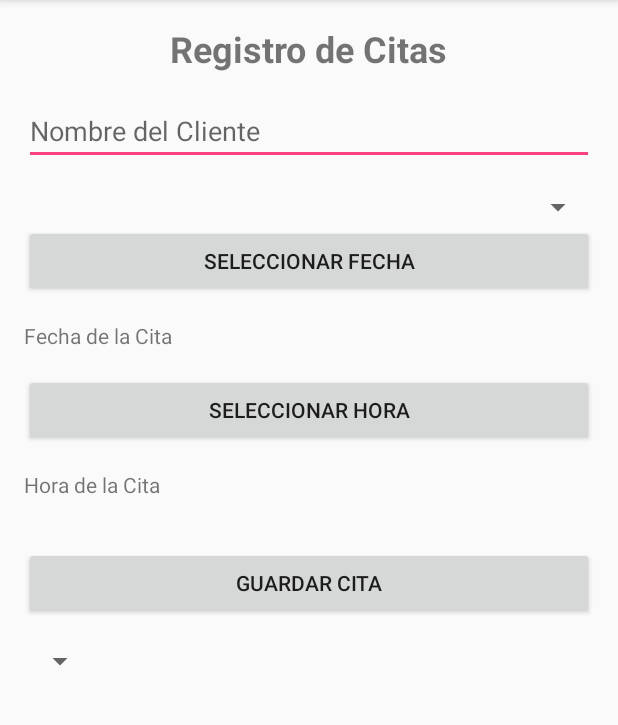
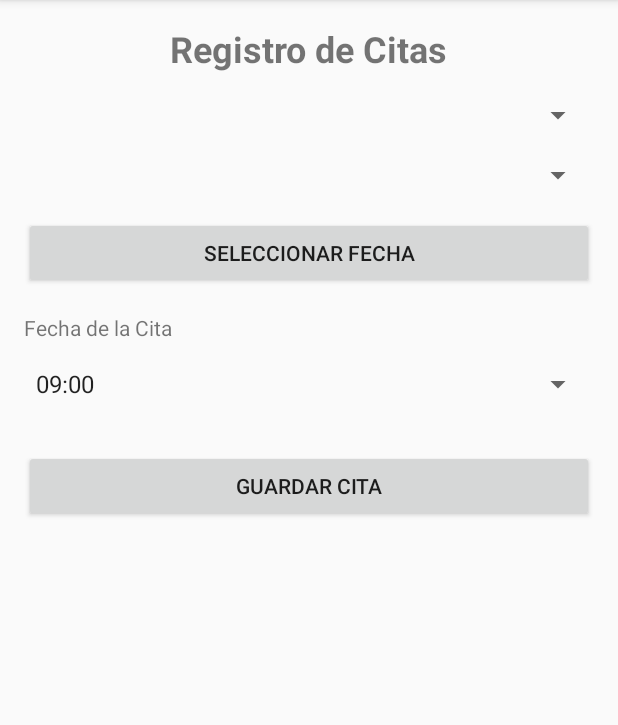
Before and after one commit to mpjosemanuel86/ConectaVet, an Android app: the GestionCitaActivity screen opened directly, with no data from a screen before it, on a phone screen of 412 x 824 dp, the part 84-809 px from its top. Run offline under Robolectric (Android 15) with nearby library versions, the phone set to English and light mode, and no system bars; our stand-ins replace Firebase (no records; nobody signed in at launch, a user with empty details on screens opened directly).

Commit message:
Reyclerview clientes funcionando

```diff
--- a/app/src/main/java/com/mpjosemanuel86/conectavet/ui/activities/GestionCitaActivity.java
+++ b/app/src/main/java/com/mpjosemanuel86/conectavet/ui/activities/GestionCitaActivity.java
@@ -1,7 +1,6 @@
 package com.mpjosemanuel86.conectavet.ui.activities;
 
 import android.app.DatePickerDialog;
-import android.app.TimePickerDialog;
 import android.os.Bundle;
 import android.util.Log;
 import android.view.View;
@@ -11,7 +10,6 @@ import android.widget.DatePicker;
 import android.widget.EditText;
 import android.widget.Spinner;
 import android.widget.TextView;
-import android.widget.TimePicker;
 import android.widget.Toast;
 
 import androidx.annotation.NonNull;
@@ -37,12 +35,12 @@ import java.util.Map;
 public class GestionCitaActivity extends AppCompatActivity {
 
     EditText editTextNombreCliente;
-    Button buttonSeleccionarFecha, buttonSeleccionarHora, buttonGuardarCita;
-    TextView textViewFechaSeleccionada, textViewHoraSeleccionada;
-    Spinner spinnerMascotas;
+    Button buttonSeleccionarFecha, buttonGuardarCita;
+    TextView textViewFechaSeleccionada;
+    Spinner spinnerMascotas, spinnerHorarios, spinnerClientes;
 
     Calendar calendar;
-    SimpleDateFormat dateFormatter, timeFormatter;
+    SimpleDateFormat dateFormatter;
 
     FirebaseFirestore db;
 
@@ -55,27 +53,19 @@ public class GestionCitaActivity extends AppCompatActivity {
 
         editTextNombreCliente = findViewById(R.id.editTextNombreCliente);
         buttonSeleccionarFecha = findViewById(R.id.buttonSeleccionarFecha);
-        buttonSeleccionarHora = findViewById(R.id.buttonSeleccionarHora);
         buttonGuardarCita = findViewById(R.id.buttonGuardarCita);
         textViewFechaSeleccionada = findViewById(R.id.textViewFechaSeleccionada);
-        textViewHoraSeleccionada = findViewById(R.id.textViewHoraSeleccionada);
         spinnerMascotas = findViewById(R.id.spinnerMascotas);
+        spinnerHorarios = findViewById(R.id.spinnerHorarios);
+        spinnerClientes = findViewById(R.id.spinnerClientes);
 
         calendar = Calendar.getInstance();
         dateFormatter = new SimpleDateFormat("dd/MM/yyyy", Locale.getDefault());
-        timeFormatter = new SimpleDateFormat("HH:mm", Locale.getDefault());
 
         buttonSeleccionarFecha.setOnClickListener(new View.OnClickListener() {
             @Override
             public void onClick(View v) {
                 mostrarSelectorFecha();
-            }
-        });
-
-        buttonSeleccionarHora.setOnClickListener(new View.OnClickListener() {
-            @Override
-            public void onClick(View v) {
-                mostrarSelectorHora();
             }
         });
 
@@ -85,7 +75,48 @@ public class GestionCitaActivity extends AppCompatActivity {
                 guardarCita();
             }
         });
+
+        consultarClientes(); // Llamada al método para cargar los clientes
         consultarMascotas();
+        cargarHorariosEnSpinner();
+    }
+
+
+    private void consultarClientes() {
+        CollectionReference clientesRef = db.collection("cliente");
+        clientesRef.get().addOnCompleteListener(new OnCompleteListener<QuerySnapshot>() {
+            @Override
+            public void onComplete(@NonNull Task<QuerySnapshot> task) {
+                if (task.isSuccessful()) {
+                    List<String> nombresClientes = new ArrayList<>();
+
+                    for (QueryDocumentSnapshot document : task.getResult()) {
+                        String nombreCliente = document.getString("nombreCliente");
+                        nombresClientes.add(nombreCliente);
+                    }
+
+                    ArrayAdapter<String> adapter = new ArrayAdapter<>(GestionCitaActivity.this,
+                            android.R.layout.simple_spinner_item, nombresClientes);
+                    adapter.setDropDownViewResource(android.R.layout.simple_spinner_dropdown_item);
+                    spinnerClientes.setAdapter(adapter);
+                } else {
+                    Log.d("TAG", "Error al obtener los clientes: ", task.getException());
+                }
+            }
+        });
+    }
+
+    private void cargarHorariosEnSpinner() {
+        List<String> horarios = new ArrayList<>();
+        for (int hour = 9; hour < 17; hour++) {
+            horarios.add(String.format("%02d:00", hour));
+            horarios.add(String.format("%02d:30", hour));
+        }
+
+        ArrayAdapter<String> adapter = new ArrayAdapter<>(this,
+                android.R.layout.simple_spinner_item, horarios);
+        adapter.setDropDownViewResource(android.R.layout.simple_spinner_dropdown_item);
+        spinnerHorarios.setAdapter(adapter);
     }
 
     private void consultarMascotas() {
@@ -101,7 +132,6 @@ public class GestionCitaActivity extends AppCompatActivity {
                         nombresMascotas.add(nombreMascota);
                     }
 
-                    // Llenar el Spinner con los nombres de las mascotas
                     ArrayAdapter<String> adapter = new ArrayAdapter<>(GestionCitaActivity.this,
                             android.R.layout.simple_spinner_item, nombresMascotas);
                     adapter.setDropDownViewResource(android.R.layout.simple_spinner_dropdown_item);
@@ -126,37 +156,17 @@ public class GestionCitaActivity extends AppCompatActivity {
         datePickerDialog.show();
     }
 
-
-    private void mostrarSelectorHora() {
-        TimePickerDialog timePickerDialog = new TimePickerDialog(this, new TimePickerDialog.OnTimeSetListener() {
-            @Override
-            public void onTimeSet(TimePicker view, int hourOfDay, int minute) {
-                calendar.set(Calendar.HOUR_OF_DAY, hourOfDay);
-                calendar.set(Calendar.MINUTE, minute);
-                textViewHoraSeleccionada.setText(timeFormatter.format(calendar.getTime()));
-            }
-        }, calendar.get(Calendar.HOUR_OF_DAY), calendar.get(Calendar.MINUTE), true);
-        timePickerDialog.show();
-    }
-
     private void guardarCita() {
         String nombreCliente = editTextNombreCliente.getText().toString().trim();
         String fechaCita = textViewFechaSeleccionada.getText().toString().trim();
-        String horaCita = textViewHoraSeleccionada.getText().toString().trim();
+        String horaCita = spinnerHorarios.getSelectedItem().toString().trim();
 
         if (nombreCliente.isEmpty() || fechaCita.isEmpty() || horaCita.isEmpty()) {
             Toast.makeText(this, "Por favor completa todos los campos", Toast.LENGTH_SHORT).show();
         } else {
             // Verificar disponibilidad del intervalo horario
-            String intervaloInicio = "09:00"; // Hora de inicio del intervalo
-            String intervaloFin = "17:00";   // Hora de fin del intervalo
-            String horaCitaInicio = horaCita.substring(0, 5); // Extraer solo la hora de la cita
-
-            if (horaCitaInicio.compareTo(intervaloInicio) < 0 || horaCitaInicio.compareTo(intervaloFin) > 0) {
-                // La cita no está dentro del intervalo horario permitido
-                Toast.makeText(this, "La cita debe estar dentro del intervalo horario de 09:00 a 17:00", Toast.LENGTH_SHORT).show();
-                return;
-            }
+            String intervaloInicio = "09:00";
+            String intervaloFin = "17:00";
 
             // Consultar citas existentes para la fecha y el intervalo horario
             CollectionReference citasRef = db.collection("citas");
@@ -168,8 +178,18 @@ public class GestionCitaActivity extends AppCompatActivity {
                         @Override
                         public void onComplete(@NonNull Task<QuerySnapshot> task) {
                             if (task.isSuccessful()) {
-                                if (task.getResult().isEmpty()) {
-                                    // El intervalo horario está disponible, guardar la cita
+                                boolean horarioDisponible = true;
+
+                                for (QueryDocumentSnapshot document : task.getResult()) {
+                                    String horaExistente = document.getString("horaCita");
+                                    if (horaExistente.equals(horaCita)) {
+                                        horarioDisponible = false;
+                                        break;
+                                    }
+                                }
+
+                                if (horarioDisponible) {
+                                    // El horario está disponible, guardar la cita
                                     Map<String, Object> cita = new HashMap<>();
                                     cita.put("nombreCliente", nombreCliente);
                                     cita.put("fechaCita", fechaCita);
@@ -182,21 +202,18 @@ public class GestionCitaActivity extends AppCompatActivity {
                                                 public void onComplete(@NonNull Task<DocumentReference> task) {
                                                     if (task.isSuccessful()) {
                                                         Toast.makeText(GestionCitaActivity.this, "Cita guardada correctamente", Toast.LENGTH_SHORT).show();
-                                                        // Limpiar los campos después de guardar la cita
                                                         editTextNombreCliente.setText("");
                                                         textViewFechaSeleccionada.setText("");
-                                                        textViewHoraSeleccionada.setText("");
+                                                        spinnerHorarios.setSelection(0);
                                                     } else {
                                                         Toast.makeText(GestionCitaActivity.this, "Error al guardar la cita", Toast.LENGTH_SHORT).show();
                                                     }
                                                 }
                                             });
                                 } else {
-                                    // El intervalo horario está completo, mostrar mensaje
-                                    Toast.makeText(GestionCitaActivity.this, "El intervalo horario de " + intervaloInicio + " a " + intervaloFin + " ya está completo para esta fecha", Toast.LENGTH_SHORT).show();
+                                    Toast.makeText(GestionCitaActivity.this, "El horario de " + horaCita + " ya está ocupado para esta fecha", Toast.LENGTH_SHORT).show();
                                 }
                             } else {
-                                // Error al consultar citas existentes
                                 Log.e("TAG", "Error al consultar citas existentes", task.getException());
                                 Toast.makeText(GestionCitaActivity.this, "Error al consultar citas existentes", Toast.LENGTH_SHORT).show();
                             }
--- a/app/src/main/res/layout/activity_gestion_cita.xml
+++ b/app/src/main/res/layout/activity_gestion_cita.xml
@@ -15,19 +15,21 @@
         android:layout_gravity="center_horizontal"
         android:layout_marginBottom="16dp"/>
 
-    <!-- Campo para ingresar el nombre del cliente -->
-    <EditText
-        android:id="@+id/editTextNombreCliente"
+    <!-- Spinner para seleccionar el cliente -->
+    <Spinner
+        android:id="@+id/spinnerClientes"
         android:layout_width="match_parent"
         android:layout_height="wrap_content"
-        android:hint="Nombre del Cliente"
-        android:layout_marginBottom="16dp"/>
+        android:layout_marginBottom="16dp"
+        android:prompt="@string/selecciona_cliente"/>
 
+    <!-- Spinner para seleccionar la mascota -->
     <Spinner
         android:id="@+id/spinnerMascotas"
         android:layout_width="match_parent"
         android:layout_height="wrap_content"
-        android:prompt="@+id/selecciona_mascota" />
+        android:prompt="@string/selecciona_mascota"
+        android:layout_marginBottom="16dp"/>
 
     <!-- Campo para seleccionar la fecha de la cita -->
     <Button
@@ -45,21 +47,13 @@
         android:text="Fecha de la Cita"
         android:layout_marginBottom="16dp"/>
 
-    <!-- Campo para seleccionar la hora de la cita -->
-    <Button
-        android:id="@+id/buttonSeleccionarHora"
+    <!-- Spinner para seleccionar la hora de la cita -->
+    <Spinner
+        android:id="@+id/spinnerHorarios"
         android:layout_width="match_parent"
         android:layout_height="wrap_content"
-        android:text="Seleccionar Hora"
-        android:layout_marginBottom="16dp"/>
-
-    <!-- Campo para mostrar la hora seleccionada -->
-    <TextView
-        android:id="@+id/textViewHoraSeleccionada"
-        android:layout_width="match_parent"
-        android:layout_height="wrap_content"
-        android:text="Hora de la Cita"
-        android:layout_marginBottom="16dp"/>
+        android:layout_marginBottom="16dp"
+        android:prompt="@string/selecciona_horario"/>
 
     <!-- Botón para guardar la cita -->
     <Button
@@ -69,12 +63,4 @@
         android:text="Guardar Cita"
         android:layout_marginTop="16dp"/>
 
-    <Spinner
-        android:layout_width="wrap_content"
-        android:layout_height="wrap_content"
-        android:layout_marginTop="16dp">
-
-    </Spinner>
-
-
 </LinearLayout>
--- a/app/src/main/res/values/strings.xml
+++ b/app/src/main/res/values/strings.xml
@@ -27,6 +27,14 @@
 
     <!--ACTIVIDAD GESTIÓN MASCOTA-->
     <string name="AgregarMascota">Agregar mascota</string>
+
+    <string name="selecciona_cliente">Seleccionar cliente</string>
+    <string name="selecciona_mascota">Seleccionar mascota</string>
+    <string name="selecciona_horario">Seleccionar horario</string>
+
+
+
+
     <!--ACTIVIDAD LOGIN-->
     <string name="IniciarSesionTXT">Iniciar sesión</string>
     <string name="CorreoLogin">Correo</string>
```
Also changed, not shown: app/src/main/java/com/mpjosemanuel86/conectavet/adapter/MascotaAdapter.java (+7 -6 lines).
